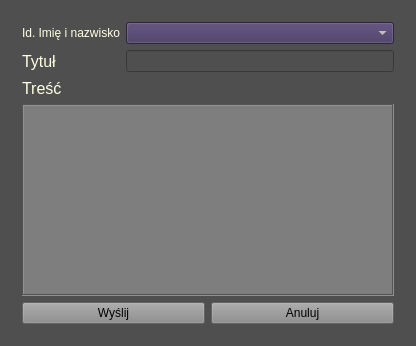
The window that project_managment/project_managment/wiadomosci_okno.ui (Sleyn2/IO_projectmanagement) describes before a commit, drawn with Qt 5.
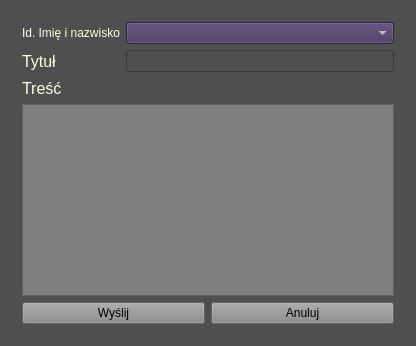
The same window after the commit. The open tabs and pages were chosen to show the change.

```diff
--- a/project_managment/project_managment/wiadomosci_okno.ui
+++ b/project_managment/project_managment/wiadomosci_okno.ui
@@ -136,7 +136,10 @@
 background-color: rgb(126, 126, 126);</string>
          </property>
          <property name="frameShape">
-          <enum>QFrame::Box</enum>
+          <enum>QFrame::StyledPanel</enum>
+         </property>
+         <property name="frameShadow">
+          <enum>QFrame::Sunken</enum>
          </property>
         </widget>
        </item>
```
Left out of the diff: 10 changed lines with no effect on the pictures.
